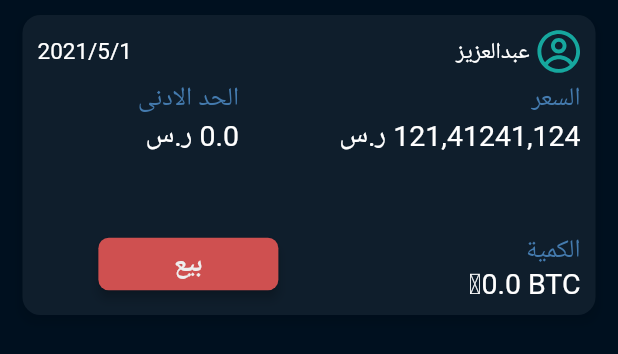
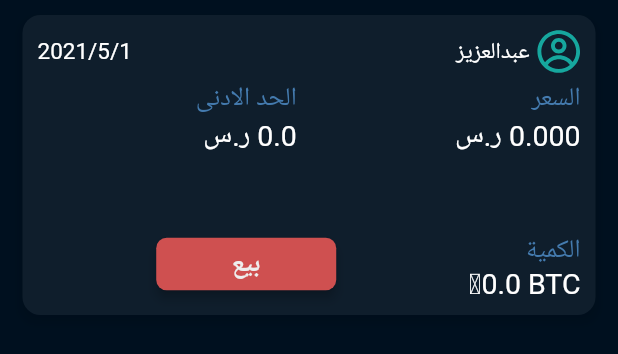
Before and after one commit to Abdulaziz4/aomlah, a Flutter app: the OfferCard widget shown alone on an empty page, opened directly with empty values, on a phone screen of 412 x 824 dp. Shown: the top 354 px of the screen. Run offline on Flutter 3.47's test engine with Material 2 defaults, Android fonts, the phone set to English and light mode, and no system bars; our stand-ins replace firebase_core, flutter_spinkit, flutter_svg, google_fonts, logger, rxdart and 4 more; accounts and stored records are empty; network calls fail; Roboto replaces fonts that are missing (Cairo).

Commit message:
Adding Realtime Price toOffers

```diff
--- a/lib/core/models/bitcoin.dart
+++ b/lib/core/models/bitcoin.dart
@@ -21,4 +21,8 @@ class Bitcoin {
 
   factory Bitcoin.fromJson(String source) =>
       Bitcoin.fromMap(json.decode(source));
+
+  double priceFromMargin(double margin) {
+    return price * (margin / 100) * 3.75;
+  }
 }
--- a/lib/ui/views/offers_discovery/components/offer_card.dart
+++ b/lib/ui/views/offers_discovery/components/offer_card.dart
@@ -1,8 +1,10 @@
 import 'package:aomlah/core/app/utils/constants.dart';
+import 'package:aomlah/core/models/bitcoin.dart';
 import 'package:aomlah/core/models/offer.dart';
 import 'package:aomlah/ui/shared/custom_button.dart';
 import 'package:flutter/material.dart';
 import 'package:flutter_svg/flutter_svg.dart';
+import 'package:provider/provider.dart';
 
 class OfferCard extends StatelessWidget {
   final Offer offer;
@@ -13,6 +15,9 @@ class OfferCard extends StatelessWidget {
 
   @override
   Widget build(BuildContext context) {
+    final price = Provider.of<Bitcoin>(context)
+        .priceFromMargin(offer.margin)
+        .toStringAsFixed(3);
     return Container(
       height: 200,
       padding: const EdgeInsets.all(10),
@@ -42,7 +47,7 @@ class OfferCard extends StatelessWidget {
                 Column(
                   crossAxisAlignment: CrossAxisAlignment.start,
                   children: [
-                    buildInfoItem("السعر", "121,41241,124 ر.س"),
+                    buildInfoItem("السعر", "$price ر.س"),
                     Spacer(),
                     buildInfoItem("الكمية", offer.cryptoAmonutLabel()),
                   ],
```
